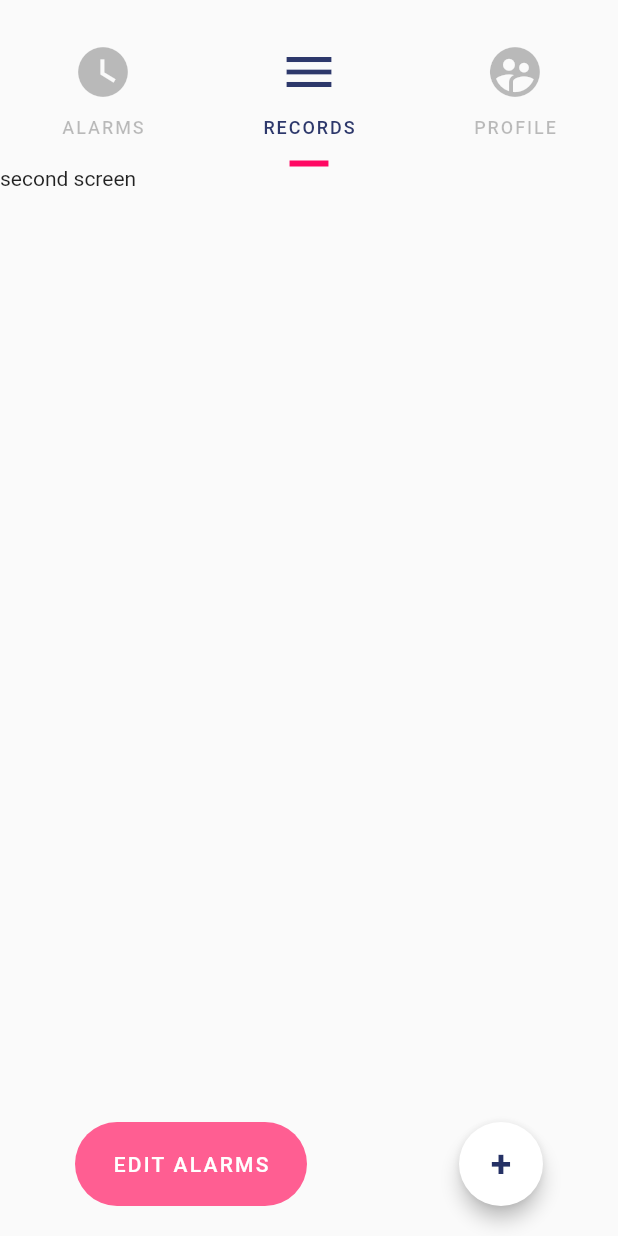
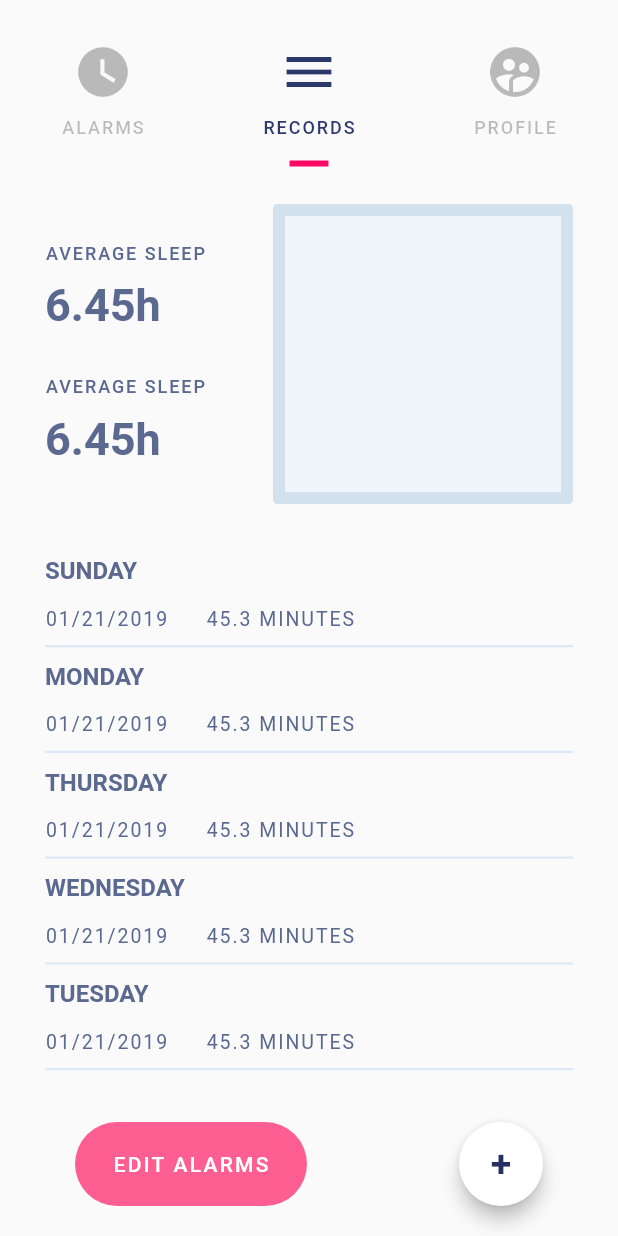
Before and after one commit to MerakchiHibaa/clock_app, a Flutter app: the screen it shows after launch, tab 2 chosen, on a phone screen of 412 x 824 dp. Run offline on Flutter 3.47's test engine with Material 2 defaults, Android fonts, the phone set to English and light mode, and no system bars.

Commit message:
finished the second screen

```diff
--- a/lib/main.dart
+++ b/lib/main.dart
@@ -2,6 +2,7 @@ import 'package:flutter/material.dart';
 import 'clock/clock.dart';
 import 'clock/clock_text.dart';
 import 'screens/first_screen.dart';
+import 'screens/second_screen.dart';
 
 void main() => runApp(new MyApp());
 
@@ -77,7 +78,9 @@ class AppClock extends StatelessWidget {
               Center(
                 child: FirstTab(),
               ),
-              Text("second screen"),
+              Center(
+                child: SecondTab(),
+              ),
               Text("firthirdst screen"),
             ]),
           )),
--- /dev/null
+++ b/lib/screens/second_screen.dart
@@ -0,0 +1,174 @@
+import 'package:flutter/material.dart';
+
+class SecondTab extends StatelessWidget {
+  final double _smallFontSize = 12;
+  final double _valFontSize = 30;
+  final FontWeight _smallFontWeight = FontWeight.w500;
+  final FontWeight _valFontWeight = FontWeight.w700;
+  final Color _fontColor = Color(0xff5b6990);
+  final double _smallFontSpacing = 1.3;
+  @override
+  Widget build(BuildContext context) {
+    return Container(
+      padding: EdgeInsets.symmetric(horizontal: 30, vertical: 25),
+      alignment: Alignment.topCenter,
+      child: ListView(
+        children: <Widget>[
+          Row(
+              mainAxisAlignment: MainAxisAlignment.spaceBetween,
+              children: <Widget>[
+                Column(
+                  crossAxisAlignment: CrossAxisAlignment.start,
+                  children: <Widget>[
+                    Text("AVERAGE SLEEP",
+                        style: TextStyle(
+                          fontWeight: _smallFontWeight,
+                          fontSize: _smallFontSize,
+                          letterSpacing: _smallFontSpacing,
+                          color: _fontColor,
+                        )),
+                    SizedBox(height: 10),
+                    Text("6.45h",
+                        style: TextStyle(
+                          fontWeight: _valFontWeight,
+                          fontSize: _valFontSize,
+                          color: _fontColor,
+                        )),
+                    SizedBox(height: 30),
+                    Text("AVERAGE SLEEP",
+                        style: TextStyle(
+                          fontWeight: _smallFontWeight,
+                          fontSize: _smallFontSize,
+                          letterSpacing: _smallFontSpacing,
+                          color: _fontColor,
+                        )),
+                    SizedBox(height: 10),
+                    Text("6.45h",
+                        style: TextStyle(
+                          fontWeight: _valFontWeight,
+                          fontSize: _valFontSize,
+                          color: _fontColor,
+                        )),
+                  ],
+                ),
+                Container(
+                  height: 200,
+                  width: 200,
+                  decoration: BoxDecoration(
+                      color: Color(0xfff0f5fb),
+                      border: Border.all(
+                        width: 8,
+                        color: Color(0xffd3e1ed),
+                      ),
+                      borderRadius: BorderRadius.circular(3)),
+                  padding: EdgeInsets.all(15),
+                )
+              ]),
+          SizedBox(
+            height: 25,
+          ),
+          Recorditem(
+              fontColor: _fontColor,
+              smallFontSpacing: _smallFontSpacing,
+              day: "SUNDAY"),
+          Recorditem(
+              fontColor: _fontColor,
+              smallFontSpacing: _smallFontSpacing,
+              day: "MONDAY"),
+          Recorditem(
+              fontColor: _fontColor,
+              smallFontSpacing: _smallFontSpacing,
+              day: "THURSDAY"),
+          Recorditem(
+              fontColor: _fontColor,
+              smallFontSpacing: _smallFontSpacing,
+              day: "WEDNESDAY"),
+          Recorditem(
+              fontColor: _fontColor,
+              smallFontSpacing: _smallFontSpacing,
+              day: "TUESDAY"),
+          Recorditem(
+              fontColor: _fontColor,
+              smallFontSpacing: _smallFontSpacing,
+              day: "FRIDAY"),
+          Recorditem(
+              fontColor: _fontColor,
+              smallFontSpacing: _smallFontSpacing,
+              day: "SATURDAY"),
+        ],
+      ),
+    );
+  }
+}
+
+class Recorditem extends StatelessWidget {
+  const Recorditem({
+    Key key,
+    @required this.day,
+    @required Color fontColor,
+    @required double smallFontSpacing,
+  })  : _fontColor = fontColor,
+        _smallFontSpacing = smallFontSpacing,
+        super(key: key);
+  final String day;
+  final Color _fontColor;
+  final double _smallFontSpacing;
+
+  @override
+  Widget build(BuildContext context) {
+    return Container(
+      padding: EdgeInsets.symmetric(vertical: 10),
+      decoration: BoxDecoration(
+        border: Border(
+          bottom: BorderSide(
+            color: Color(0xffdde9f7),
+            width: 1.5,
+          ),
+        ),
+      ),
+      child: Column(
+        crossAxisAlignment: CrossAxisAlignment.start,
+        children: <Widget>[
+          Text(
+            day,
+            style: TextStyle(
+              fontSize: 16,
+              fontWeight: FontWeight.w700,
+              color: _fontColor,
+            ),
+          ),
+          SizedBox(
+            height: 15,
+          ),
+          Row(
+            children: <Widget>[
+              Text(
+                '01/21/2019',
+                style: TextStyle(
+                  fontSize: 13,
+                  fontWeight: FontWeight.w400,
+                  letterSpacing: _smallFontSpacing,
+                  color: _fontColor,
+                ),
+              ),
+              SizedBox(
+                width: 25,
+              ),
+              Expanded(
+                child: Text(
+                  '45.3 MINUTES',
+                  style: TextStyle(
+                    fontSize: 13,
+                    fontWeight: FontWeight.w400,
+                    letterSpacing: _smallFontSpacing,
+                    color: _fontColor,
+                  ),
+                ),
+              )
+            ],
+          )
+        ],
+      ),
+    );
+  }
+}
```
